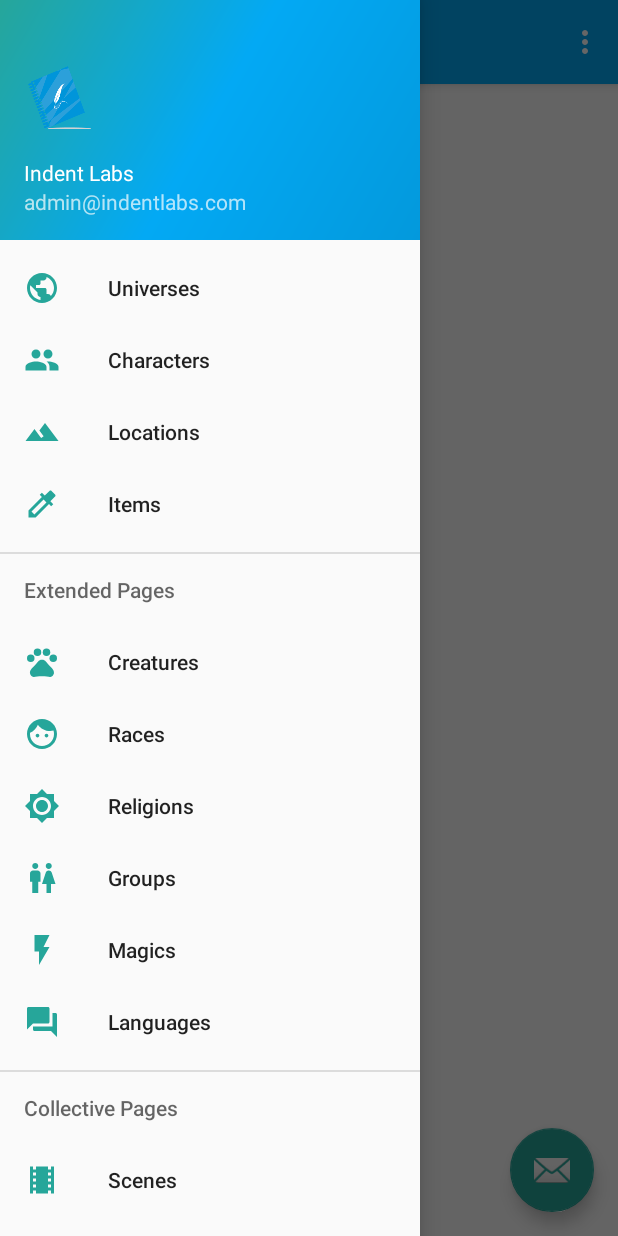
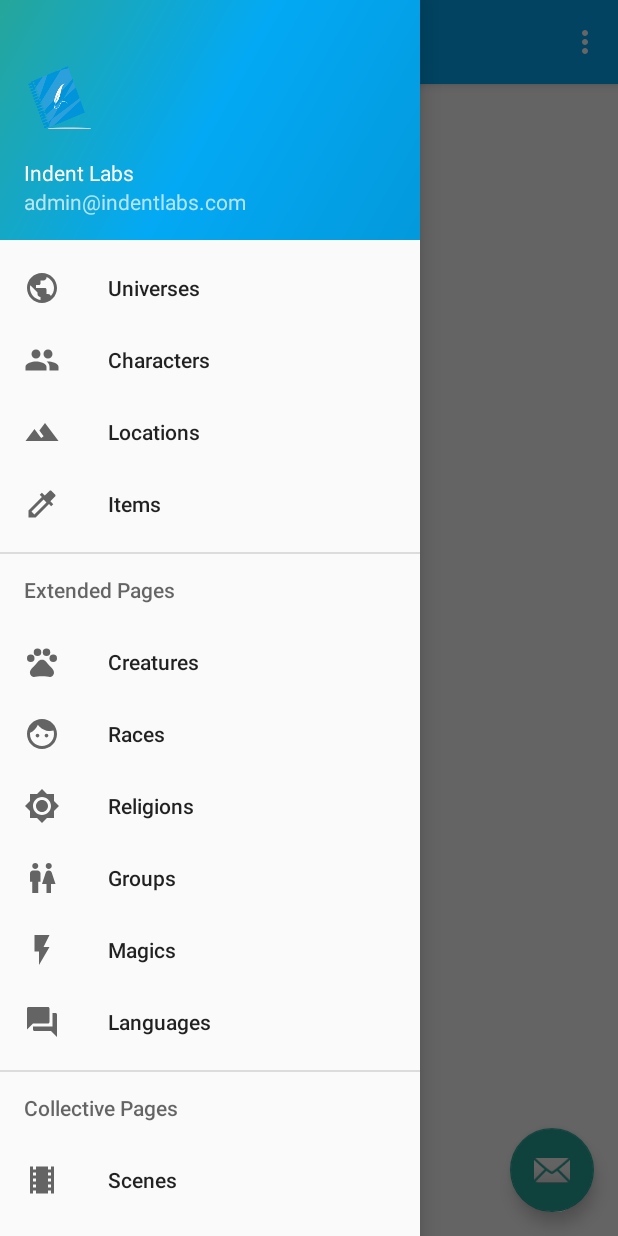
Before and after one commit to indentlabs/notebook-android, an Android app: the screen it shows after launch (MainActivity), with the side drawer open, on a phone screen of 412 x 824 dp. Run offline under Robolectric (Android 15) with nearby library versions, the phone set to English and light mode, and no system bars.

Commit message:
Removed icon tint

```diff
--- a/Notebook/app/src/main/java/ai/notebook/notebook/MainActivity.java
+++ b/Notebook/app/src/main/java/ai/notebook/notebook/MainActivity.java
@@ -39,6 +39,7 @@ public class MainActivity extends AppCompatActivity
         toggle.syncState();
 
         NavigationView navigationView = (NavigationView) findViewById(R.id.nav_view);
+
         navigationView.setNavigationItemSelectedListener(this);
     }
 
--- a/Notebook/app/src/main/res/layout/activity_main.xml
+++ b/Notebook/app/src/main/res/layout/activity_main.xml
@@ -20,7 +20,6 @@
         android:layout_gravity="start"
         android:fitsSystemWindows="true"
         app:headerLayout="@layout/nav_header_main"
-        app:menu="@menu/activity_main_drawer"
-        app:itemIconTint="@color/colorAccent"/>
+        app:menu="@menu/activity_main_drawer"/>
 
 </android.support.v4.widget.DrawerLayout>
```
